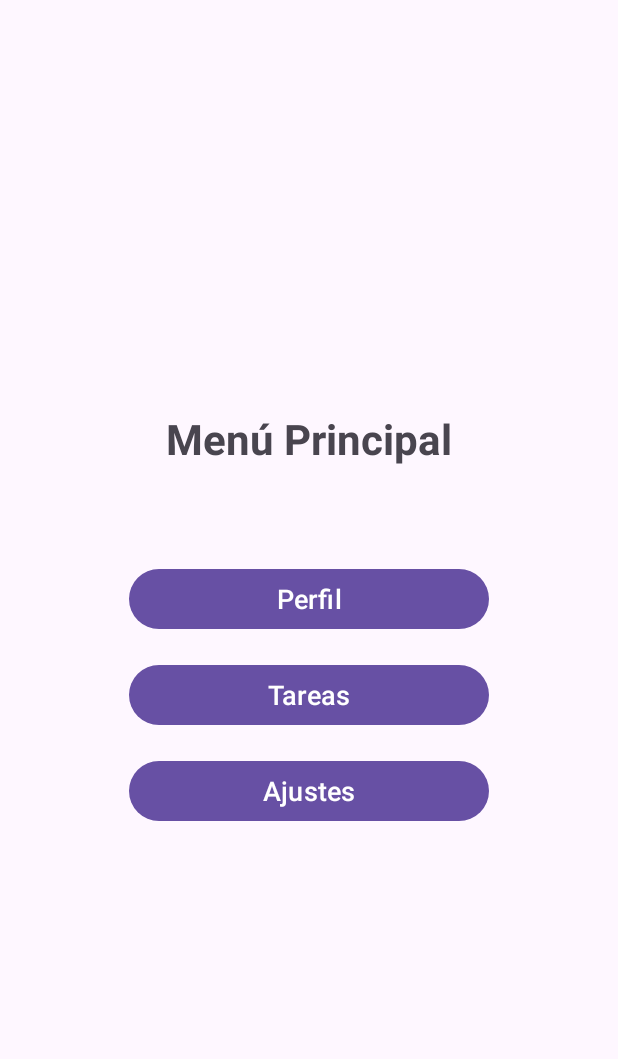
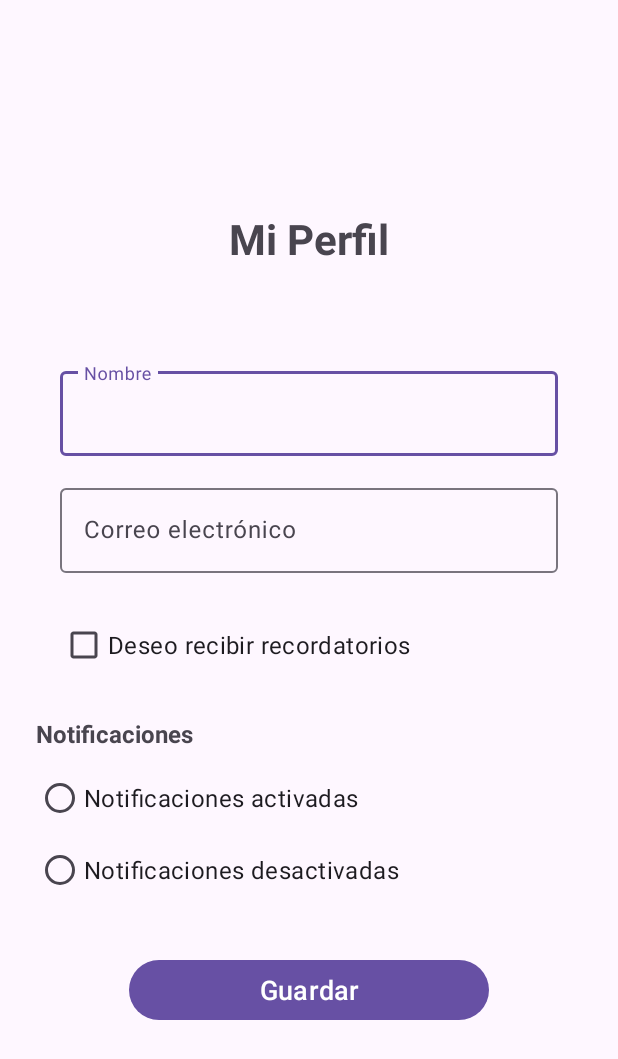
Before and after one commit to SamiiHC-iespsur/Mi-Dia-a-Dia, an Android app: the MenuActivity screen opened directly, with no data from a screen before it, after a tap on "Perfil", on a phone screen of 412 x 824 dp. Shown: the top 1059 px of the screen. Run offline under Robolectric (Android 15) with nearby library versions, the phone set to English and light mode, and no system bars.

Commit message:
terminado: actividad profile

```diff
--- a/app/src/main/AndroidManifest.xml
+++ b/app/src/main/AndroidManifest.xml
@@ -14,6 +14,9 @@
             android:name=".MenuActivity"
             android:exported="false" />
         <activity
+            android:name=".ProfileActivity"
+            android:exported="false" />
+        <activity
             android:name=".MainActivity"
             android:exported="true">
             <intent-filter>
@@ -21,10 +24,6 @@
                 <category android:name="android.intent.category.LAUNCHER" />
             </intent-filter>
         </activity>
-        <!-- TODO: Actividad de perfil
-        <activity
-            android:name=".ProfileActivity"
-            android:exported="false" /> -->
         <!-- TODO: Actividad de tareas
         <activity
             android:name=".TasksActivity"
--- a/app/src/main/java/sami/pmm/midaada/MenuActivity.kt
+++ b/app/src/main/java/sami/pmm/midaada/MenuActivity.kt
@@ -1,5 +1,6 @@
 package sami.pmm.midaada
 
+import android.content.Intent
 import android.os.Bundle
 import android.widget.Button
 import android.widget.Toast
@@ -11,8 +12,7 @@ class MenuActivity : AppCompatActivity() {
         setContentView(R.layout.activity_menu)
         // Listeners para cada botón del menú
         findViewById<Button?>(R.id.btnProfile)?.setOnClickListener {
-            Toast.makeText(this, "Abriendo Perfil...", Toast.LENGTH_SHORT).show()
-            // TODO: Implementar navegación al perfil
+            startActivity(Intent(this, ProfileActivity::class.java))
         }
         findViewById<Button?>(R.id.btnTasks)?.setOnClickListener {
             Toast.makeText(this, "Abriendo Tareas...", Toast.LENGTH_SHORT).show()
--- /dev/null
+++ b/app/src/main/java/sami/pmm/midaada/ProfileActivity.kt
@@ -0,0 +1,71 @@
+package sami.pmm.midaada
+
+import android.os.Bundle
+import android.widget.Button
+import android.widget.CheckBox
+import android.widget.RadioGroup
+import android.widget.Toast
+import androidx.appcompat.app.AppCompatActivity
+import com.google.android.material.textfield.TextInputEditText
+
+class ProfileActivity : AppCompatActivity() {
+
+    private lateinit var etName: TextInputEditText
+    private lateinit var etEmail: TextInputEditText
+    private lateinit var cbReminders: CheckBox
+    private lateinit var rgNotifications: RadioGroup
+    private lateinit var btnSaveProfile: Button
+
+    override fun onCreate(savedInstanceState: Bundle?) {
+        super.onCreate(savedInstanceState)
+        setContentView(R.layout.activity_profile)
+
+        // Inicializar vistas
+        etName = findViewById(R.id.etName)
+        etEmail = findViewById(R.id.etEmail)
+        cbReminders = findViewById(R.id.cbReminders)
+        rgNotifications = findViewById(R.id.rgNotifications)
+        btnSaveProfile = findViewById(R.id.btnSaveProfile)
+
+        // Configurar listener del botón Guardar
+        btnSaveProfile.setOnClickListener {
+            saveProfile()
+        }
+    }
+
+    private fun saveProfile() {
+        val name = etName.text.toString().trim()
+        val email = etEmail.text.toString().trim()
+        cbReminders.isChecked
+        val selectedNotificationId = rgNotifications.checkedRadioButtonId
+
+        // Validar que se ingresó un nombre
+        if (name.isEmpty()) {
+            Toast.makeText(this, "Por favor, ingresa tu nombre", Toast.LENGTH_SHORT).show()
+            etName.requestFocus()
+            return
+        }
+
+        // Validar que el correo contenga al menos un @
+        if (!email.contains("@")) {
+            Toast.makeText(this, "Por favor, ingresa un correo electrónico válido", Toast.LENGTH_SHORT).show()
+            etEmail.requestFocus()
+            return
+        }
+
+        // Validar que se haya seleccionado una opción de notificaciones
+        if (selectedNotificationId == -1) {
+            Toast.makeText(this, "Por favor, selecciona una opción de notificaciones", Toast.LENGTH_SHORT).show()
+            return
+        }
+
+        // Aquí podrías guardar los datos en SharedPreferences, base de datos, etc.
+        // Por ahora solo mostramos el mensaje de confirmación
+
+        val message = "Perfil guardado. ¡Bienvenid@, $name!"
+        Toast.makeText(this, message, Toast.LENGTH_LONG).show()
+
+        // Opcional: cerrar la actividad después de guardar
+        // finish()
+    }
+}
--- /dev/null
+++ b/app/src/main/res/layout/activity_profile.xml
@@ -0,0 +1,143 @@
+<?xml version="1.0" encoding="utf-8"?>
+<ScrollView xmlns:android="http://schemas.android.com/apk/res/android"
+    xmlns:app="http://schemas.android.com/apk/res-auto"
+    xmlns:tools="http://schemas.android.com/tools"
+    android:layout_width="match_parent"
+    android:layout_height="match_parent"
+    android:fillViewport="true">
+
+    <androidx.constraintlayout.widget.ConstraintLayout
+        android:layout_width="match_parent"
+        android:layout_height="wrap_content"
+        android:padding="24dp">
+
+        <TextView
+            android:id="@+id/tvProfileTitle"
+            android:layout_width="wrap_content"
+            android:layout_height="wrap_content"
+            android:text="@string/profile_title"
+            android:textSize="28sp"
+            android:textStyle="bold"
+            android:layout_marginBottom="32dp"
+            app:layout_constraintTop_toTopOf="parent"
+            app:layout_constraintBottom_toTopOf="@+id/tilName"
+            app:layout_constraintStart_toStartOf="parent"
+            app:layout_constraintEnd_toEndOf="parent"
+            app:layout_constraintVertical_chainStyle="packed" />
+
+        <com.google.android.material.textfield.TextInputLayout
+            android:id="@+id/tilName"
+            android:layout_width="0dp"
+            android:layout_height="wrap_content"
+            android:layout_marginTop="32dp"
+            android:layout_marginStart="16dp"
+            android:layout_marginEnd="16dp"
+            android:hint="@string/profile_nombreHint"
+            app:layout_constraintTop_toBottomOf="@+id/tvProfileTitle"
+            app:layout_constraintBottom_toTopOf="@+id/tilEmail"
+            app:layout_constraintStart_toStartOf="parent"
+            app:layout_constraintEnd_toEndOf="parent"
+            app:layout_constraintWidth_min="240dp"
+            app:layout_constraintWidth_max="400dp">
+
+            <com.google.android.material.textfield.TextInputEditText
+                android:id="@+id/etName"
+                android:layout_width="match_parent"
+                android:layout_height="wrap_content"
+                android:inputType="textPersonName"
+                android:textColorHint="#546E7A"
+                tools:ignore="TextContrastCheck" />
+        </com.google.android.material.textfield.TextInputLayout>
+
+        <com.google.android.material.textfield.TextInputLayout
+            android:id="@+id/tilEmail"
+            android:layout_width="0dp"
+            android:layout_height="wrap_content"
+            android:layout_marginTop="16dp"
+            android:layout_marginStart="16dp"
+            android:layout_marginEnd="16dp"
+            android:hint="@string/profile_emailHint"
+            app:layout_constraintTop_toBottomOf="@+id/tilName"
+            app:layout_constraintBottom_toTopOf="@+id/cbReminders"
+            app:layout_constraintStart_toStartOf="parent"
+            app:layout_constraintEnd_toEndOf="parent"
+            app:layout_constraintWidth_min="240dp"
+            app:layout_constraintWidth_max="400dp">
+
+            <com.google.android.material.textfield.TextInputEditText
+                android:id="@+id/etEmail"
+                android:layout_width="match_parent"
+                android:layout_height="wrap_content"
+                android:inputType="textEmailAddress"
+                android:textColorHint="#546E7A"
+                tools:ignore="TextContrastCheck" />
+        </com.google.android.material.textfield.TextInputLayout>
+
+        <CheckBox
+            android:id="@+id/cbReminders"
+            android:layout_width="wrap_content"
+            android:layout_height="wrap_content"
+            android:text="@string/profile_reminderPrompt"
+            android:textSize="16sp"
+            android:layout_marginTop="24dp"
+            android:layout_marginStart="16dp"
+            app:layout_constraintTop_toBottomOf="@+id/tilEmail"
+            app:layout_constraintBottom_toTopOf="@+id/tvNotificationsLabel"
+            app:layout_constraintStart_toStartOf="parent" />
+
+        <TextView
+            android:id="@+id/tvNotificationsLabel"
+            android:layout_width="wrap_content"
+            android:layout_height="wrap_content"
+            android:text="@string/profile_notifTitle"
+            android:textSize="16sp"
+            android:textStyle="bold"
+            android:layout_marginTop="24dp"
+            app:layout_constraintTop_toBottomOf="@+id/cbReminders"
+            app:layout_constraintBottom_toTopOf="@+id/rgNotifications"
+            app:layout_constraintStart_toStartOf="parent" />
+
+        <RadioGroup
+            android:id="@+id/rgNotifications"
+            android:layout_width="0dp"
+            android:layout_height="wrap_content"
+            android:layout_marginTop="8dp"
+            android:orientation="vertical"
+            app:layout_constraintTop_toBottomOf="@+id/tvNotificationsLabel"
+            app:layout_constraintBottom_toTopOf="@+id/btnSaveProfile"
+            app:layout_constraintStart_toStartOf="parent"
+            app:layout_constraintEnd_toEndOf="parent">
+
+            <RadioButton
+                android:id="@+id/rbNotificationsOn"
+                android:layout_width="wrap_content"
+                android:layout_height="wrap_content"
+                android:text="@string/profile_notifOn"
+                android:textSize="16sp" />
+
+            <RadioButton
+                android:id="@+id/rbNotificationsOff"
+                android:layout_width="wrap_content"
+                android:layout_height="wrap_content"
+                android:text="@string/profile_notifOff"
+                android:textSize="16sp" />
+        </RadioGroup>
+
+        <Button
+            android:id="@+id/btnSaveProfile"
+            android:layout_width="0dp"
+            android:layout_height="wrap_content"
+            android:text="@string/profile_saveButton"
+            android:textSize="18sp"
+            android:layout_marginTop="32dp"
+            android:layout_marginStart="32dp"
+            android:layout_marginEnd="32dp"
+            app:layout_constraintTop_toBottomOf="@+id/rgNotifications"
+            app:layout_constraintBottom_toBottomOf="parent"
+            app:layout_constraintStart_toStartOf="parent"
+            app:layout_constraintEnd_toEndOf="parent"
+            app:layout_constraintWidth_min="240dp"
+            app:layout_constraintWidth_max="240dp" />
+
+    </androidx.constraintlayout.widget.ConstraintLayout>
+</ScrollView>
--- a/app/src/main/res/values/strings.xml
+++ b/app/src/main/res/values/strings.xml
@@ -9,4 +9,14 @@
     <string name="menu_tasks">Tareas</string>
     <string name="menu_settings">Ajustes</string>
 
+    <!-- Perfil -->
+    <string name="profile_title">Mi Perfil</string>
+    <string name="profile_nombreHint">Nombre</string>
+    <string name="profile_emailHint">Correo electrónico</string>
+    <string name="profile_reminderPrompt">Deseo recibir recordatorios</string>
+    <string name="profile_notifTitle">Notificaciones</string>
+    <string name="profile_notifOn">Notificaciones activadas</string>
+    <string name="profile_notifOff">Notificaciones desactivadas</string>
+    <string name="profile_saveButton">Guardar</string>
+
 </resources>
```
